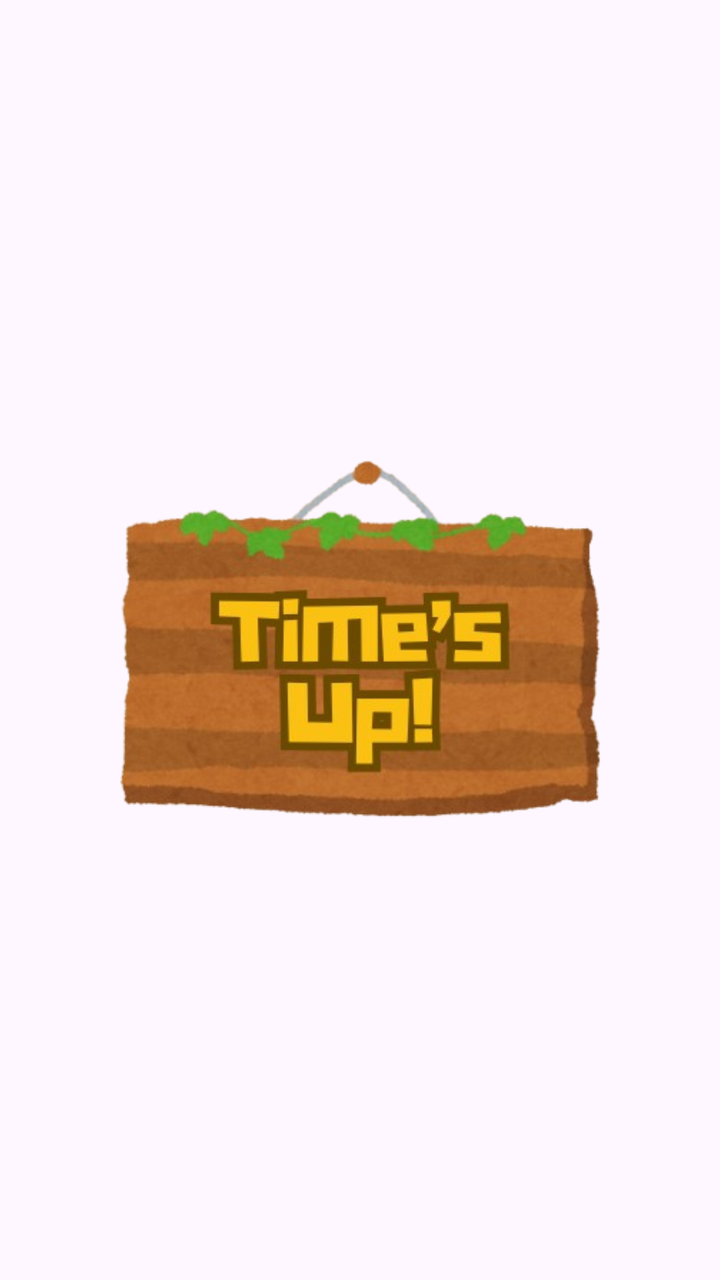
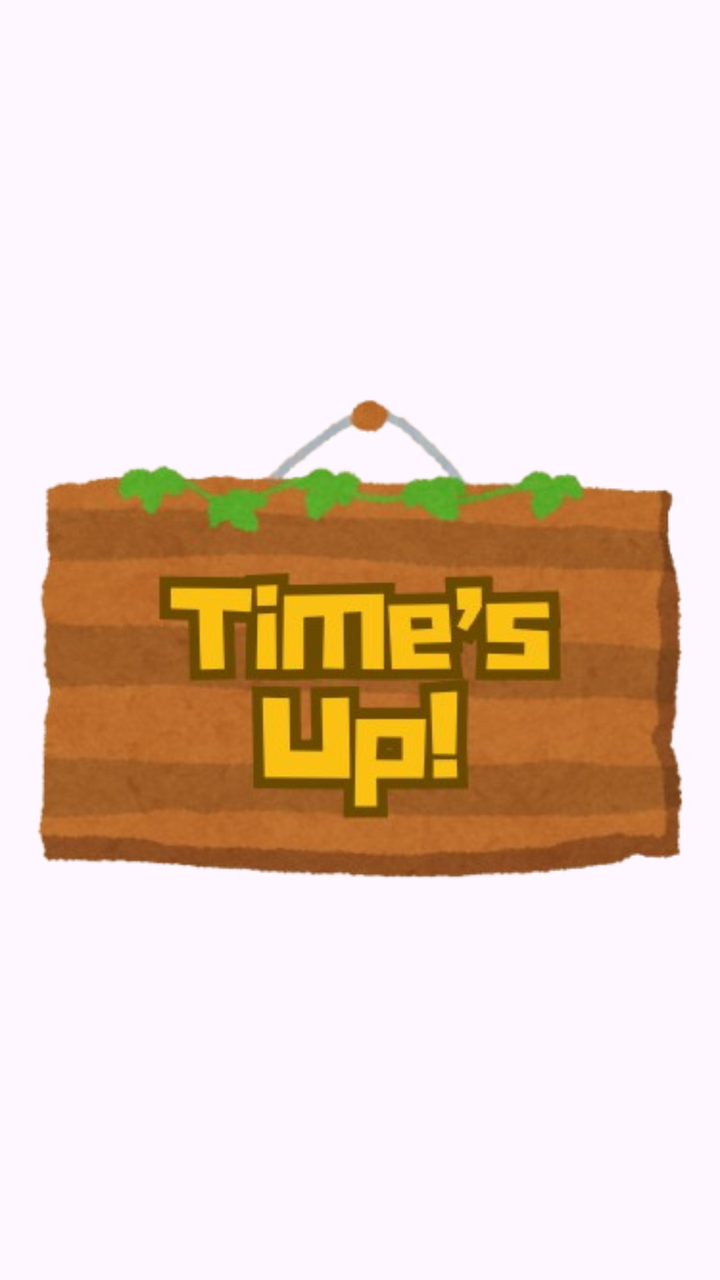

The first picture is an Android layout as it rendered before a commit; the second is the same layout after the commit. The layout source and the unified diff follow.
<!-- AndroidManifest.xml: application theme Theme.FinalExer4 -->
<!-- res/layout/fragment_go_message.xml -->
<?xml version="1.0" encoding="utf-8"?>
<FrameLayout xmlns:android="http://schemas.android.com/apk/res/android"
    xmlns:tools="http://schemas.android.com/tools"
    android:layout_width="match_parent"
    android:layout_height="match_parent"
    tools:context=".goMessageFragment">

    <ImageView
        android:id="@+id/ivBackground"
        android:layout_width="match_parent"
        android:layout_height="match_parent"
        android:scaleType="centerCrop" />

    <ImageView
        android:id="@+id/imgMessage"
        android:layout_width="268dp"
        android:layout_height="560dp"
        android:layout_gravity="center"
        android:scaleType="fitCenter"
        android:src="@drawable/time" />
</FrameLayout>
<!-- resources referenced by this layout -->
<resources>
  <!-- drawable time: png bitmap (drawable, 149487 bytes) -->
  <style name="Theme.FinalExer4" parent="Base.Theme.FinalExer4" />
  <style name="Base.Theme.FinalExer4" parent="Theme.Material3.DayNight.NoActionBar">
          
          
      </style>
</resources>

<!-- the commit's change to res/layout/fragment_go_message.xml (unified diff, before → after) -->
@@ -13,8 +13,8 @@
 
     <ImageView
         android:id="@+id/imgMessage"
-        android:layout_width="268dp"
-        android:layout_height="560dp"
+        android:layout_width="wrap_content"
+        android:layout_height="731dp"
         android:layout_gravity="center"
         android:scaleType="fitCenter"
         android:src="@drawable/time" />
